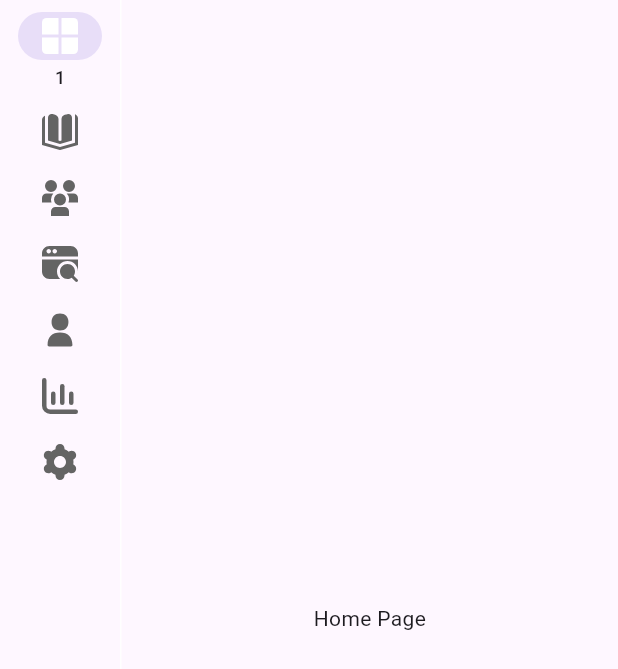
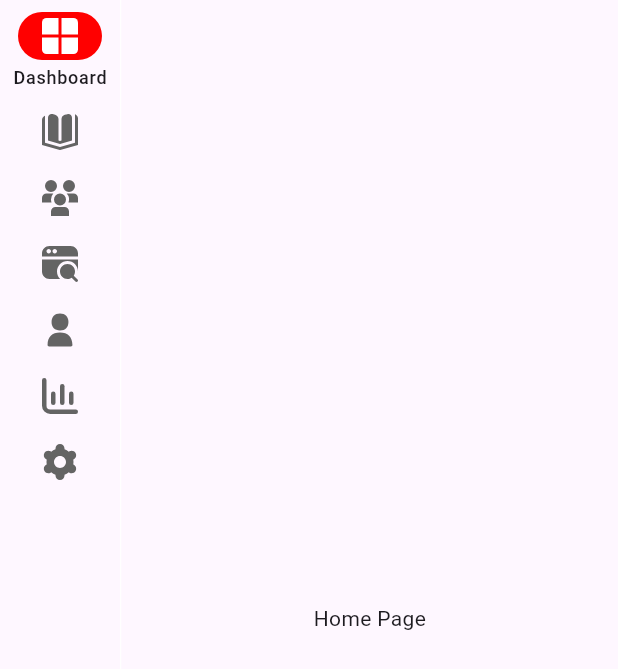
Before and after one commit to Thedarik/EduFlix, a Flutter app: the EduNavigationBar screen opened by its route, on a phone screen of 412 x 824 dp. Shown: the top 669 px of the screen. Run offline on Flutter 3.47's test engine with Material 3 defaults, Android fonts, the phone set to English and light mode, and no system bars; our stand-ins replace flutter_riverpod, flutter_screenutil, flutter_svg; missing offline and left inert: a package.

Commit message:
Samandar NavigationRail boldi

```diff
--- a/lib/src/feature/edu_navigation_bar/presentation/view/edu_navigation_bar.dart
+++ b/lib/src/feature/edu_navigation_bar/presentation/view/edu_navigation_bar.dart
@@ -13,6 +13,17 @@ class EduNavigationBar extends ConsumerStatefulWidget {
 }
 
 class _HomePageState extends ConsumerState<EduNavigationBar> {
+
+  /// Page lar shu yerga yoziladi
+  List<Widget> pages = [
+    const HomePage(),
+    const Test2(),
+    const Test2(),
+    const Test2(),
+    const Test2(),
+    const Test2(),
+    const Test2(),
+  ];
   int _selectedIndex = 0;
   @override
   Widget build(BuildContext context) {
@@ -22,11 +33,13 @@ class _HomePageState extends ConsumerState<EduNavigationBar> {
           NavigationRail(
             selectedIndex: _selectedIndex,
             onDestinationSelected: (int index) {
+              ref.read(buttonNavigationBarController).changePage(index);
               setState(() {
                 _selectedIndex = index;
               });
             },
             labelType: NavigationRailLabelType.selected,
+            indicatorColor: AppColors.red,
             destinations: [
               NavigationRailDestination(
                 icon: SvgPicture.asset(
@@ -35,13 +48,15 @@ class _HomePageState extends ConsumerState<EduNavigationBar> {
                       const ColorFilter.mode(AppColors.gray, BlendMode.srcIn),
                   height: 24,
                 ),
+                // indicatorShape: BeveledRectangleBorder(
+                //     borderRadius: BorderRadius.circular(50)),
                 selectedIcon: SvgPicture.asset(
                   'assets/icons/dashboard.svg',
                   colorFilter:
                       const ColorFilter.mode(AppColors.white, BlendMode.srcIn),
                   height: 24,
                 ),
-                label: const Text('1'),
+                label: const Text('Dashboard'),
               ),
               NavigationRailDestination(
                 icon: SvgPicture.asset(
@@ -56,7 +71,7 @@ class _HomePageState extends ConsumerState<EduNavigationBar> {
                       const ColorFilter.mode(AppColors.white, BlendMode.srcIn),
                   height: 24,
                 ),
-                label: const Text('2'),
+                label: const Text('Courses'),
               ),
               NavigationRailDestination(
                 icon: SvgPicture.asset(
@@ -141,20 +156,7 @@ class _HomePageState extends ConsumerState<EduNavigationBar> {
             color: AppColors.white,
           ),
           Expanded(
-            child: PageView(
-              physics: const NeverScrollableScrollPhysics(),
-              controller:
-                  ref.read(buttonNavigationBarController).pageController,
-              onPageChanged: (value) {
-                ref.read(buttonNavigationBarController).changePage(value);
-              },
-
-              // Pages
-              children: const [
-                HomePage(),
-                Test2(),
-              ],
-            ),
+            child: pages[_selectedIndex],
           ),
         ],
       ),
@@ -167,7 +169,7 @@ class Test2 extends StatelessWidget {
 
   @override
   Widget build(BuildContext context) {
-    return Scaffold(
+    return const Scaffold(
       body: Center(
         child: Text("Test2"),
       ),
--- a/lib/src/feature/edu_navigation_bar/view_model/cn_bottom_navigations_bar.dart
+++ b/lib/src/feature/edu_navigation_bar/view_model/cn_bottom_navigations_bar.dart
@@ -2,14 +2,14 @@ import 'package:flutter/material.dart';
 import 'package:flutter/widgets.dart';
 import 'package:flutter_riverpod/flutter_riverpod.dart';
 
-final buttonNavigationBarController = ChangeNotifierProvider((ref) => ButtonNavigationBarController());
+final buttonNavigationBarController =
+    ChangeNotifierProvider((ref) => ButtonNavigationBarController());
 
 class ButtonNavigationBarController extends ChangeNotifier {
-  PageController pageController=PageController();
-  int pageNumber = 0;
+  PageController pageController = PageController();
+  int pageNumber = 1;
   void changePage(int index) {
     pageNumber = index;
     notifyListeners();
   }
-
 }
```
